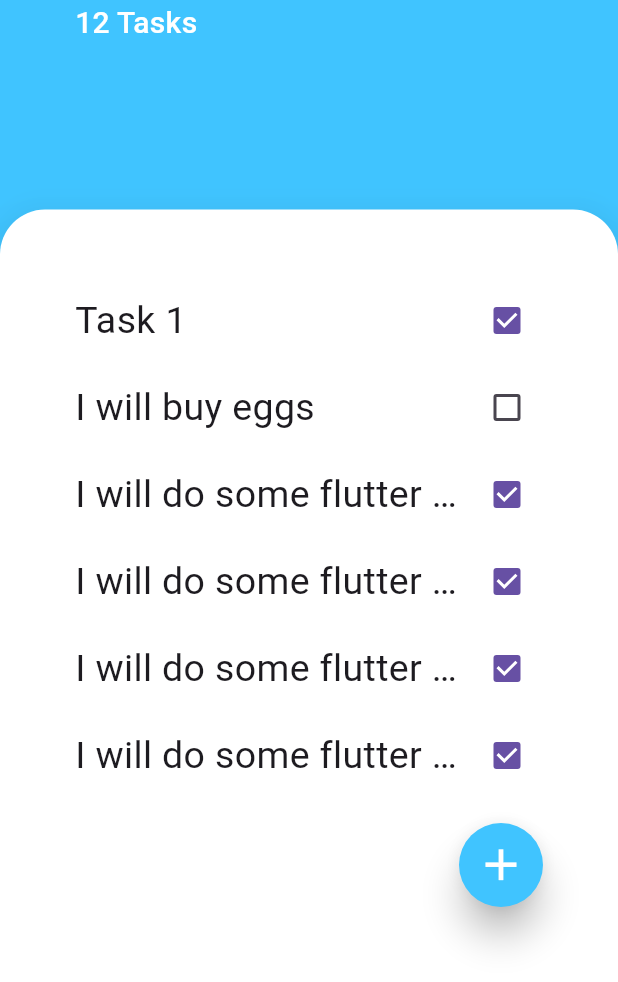
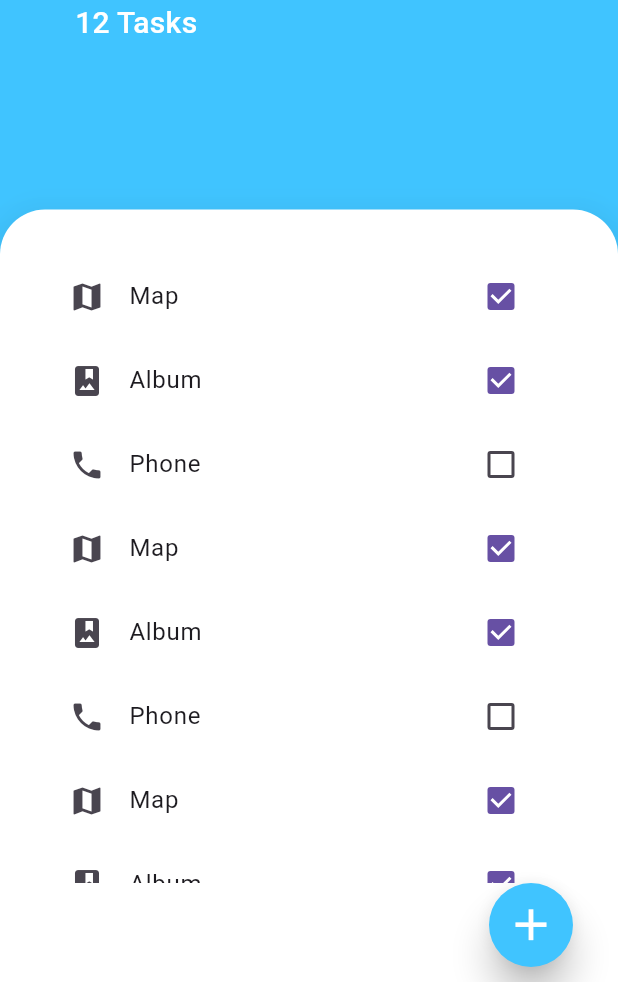
Before and after one commit to Zedestar/flutter_todo_app, a Flutter app: the screen it shows after launch, on a phone screen of 412 x 824 dp, the part 254-1236 px from its top. Run offline on Flutter 3.47's test engine with Material 3 defaults, Android fonts, the phone set to English and light mode, and no system bars.

Commit message:
Styling the message content using ListView

```diff
--- a/lib/components/task.dart
+++ b/lib/components/task_tile.dart
@@ -8,7 +8,7 @@ class Task extends StatefulWidget {
       required this.onPressingTask});
 
   final bool? isTaskChecked;
-  final String taskName;
+  final Title taskName;
   final void Function(bool?) onPressingTask;
 
   @override
@@ -18,20 +18,9 @@ class Task extends StatefulWidget {
 class _TaskState extends State<Task> {
   @override
   Widget build(BuildContext context) {
-    return Row(
-      mainAxisAlignment: MainAxisAlignment.spaceBetween,
-      children: [
-        Expanded(
-          flex: 1,
-          child: Text(
-            widget.taskName,
-            style: TextStyle(fontSize: 25.0),
-            overflow: TextOverflow.ellipsis,
-            maxLines: 1,
-          ),
-        ),
-        Checkbox(value: widget.isTaskChecked, onChanged: widget.onPressingTask),
-      ],
+    return ListTile(
+      title: widget.taskName,
+      trailing: widget.isTaskChecked,
     );
   }
 }
--- a/lib/screen/tasks_screen.dart
+++ b/lib/screen/tasks_screen.dart
@@ -1,7 +1,7 @@
 import 'package:flutter/material.dart';
 import 'package:todo_app/components/customezed_button.dart';
 import 'package:todo_app/components/expanded_widget.dart';
-import 'package:todo_app/components/task.dart';
+import 'package:todo_app/components/task_tile.dart';
 
 class TasksScreen extends StatefulWidget {
   const TasksScreen({super.key});
@@ -84,97 +84,116 @@ class _TasksScreenState extends State<TasksScreen> {
                   ),
                   color: Colors.white,
                   child: Padding(
-                    padding: const EdgeInsets.all(50.0),
+                    padding: const EdgeInsets.only(
+                      top: 30.0,
+                      left: 30,
+                      right: 30,
+                      bottom: 10,
+                    ),
                     child: Column(
                       mainAxisAlignment: MainAxisAlignment.spaceBetween,
                       children: [
                         Expanded(
                           child: ListView(
-                            children: [
-                              Task(
-                                taskName: "Task 1",
-                                isTaskChecked: true,
-                                onPressingTask: (value) {},
+                            children: <Widget>[
+                              ListTile(
+                                leading: Icon(Icons.map),
+                                title: Text('Map'),
+                                trailing: Checkbox(
+                                  value: true,
+                                  onChanged: (bool? value) {
+                                    value = false;
+                                    print("On changed button was pressed");
+                                  },
+                                ),
                               ),
-                              SizedBox(
-                                height: 10.0,
+                              ListTile(
+                                leading: Icon(Icons.photo_album),
+                                title: Text('Album'),
+                                trailing: Checkbox(
+                                  value: true,
+                                  onChanged: (onChanged) {},
+                                ),
                               ),
-                              Task(
-                                taskName: "I will buy eggs",
-                                isTaskChecked: false,
-                                onPressingTask: (value) {},
+                              ListTile(
+                                leading: Icon(Icons.phone),
+                                title: Text('Phone'),
+                                trailing: Checkbox(
+                                  value: false,
+                                  onChanged: (onChanged) {},
+                                ),
                               ),
-                              SizedBox(
-                                height: 10.0,
+                              ListTile(
+                                leading: Icon(Icons.map),
+                                title: Text('Map'),
+                                trailing: Checkbox(
+                                  value: true,
+                                  onChanged: (onChanged) {},
+                                ),
                               ),
-                              Task(
-                                taskName: "I will do some flutter project",
-                                isTaskChecked: true,
-                                onPressingTask: (value) {
-                                  print(
-                                    'The current value is  $value',
-                                  );
-                                },
+                              ListTile(
+                                leading: Icon(Icons.photo_album),
+                                title: Text('Album'),
+                                trailing: Checkbox(
+                                  value: true,
+                                  onChanged: (onChanged) {},
+                                ),
                               ),
-                              SizedBox(
-                                height: 10.0,
+                              ListTile(
+                                leading: Icon(Icons.phone),
+                                title: Text('Phone'),
+                                trailing: Checkbox(
+                                  value: false,
+                                  onChanged: (onChanged) {},
+                                ),
                               ),
-                              Task(
-                                taskName: "I will do some flutter project",
-                                isTaskChecked: true,
-                                onPressingTask: (value) {
-                                  print(
-                                    'The current value is  $value',
-                                  );
-                                },
+                              ListTile(
+                                leading: Icon(Icons.map),
+                                title: Text('Map'),
+                                trailing: Checkbox(
+                                  value: true,
+                                  onChanged: (onChanged) {},
+                                ),
                               ),
-                              SizedBox(
-                                height: 10.0,
+                              ListTile(
+                                leading: Icon(Icons.photo_album),
+                                title: Text('Album'),
+                                trailing: Checkbox(
+                                  value: true,
+                                  onChanged: (onChanged) {},
+                                ),
                               ),
-                              Task(
-                                taskName: "I will do some flutter project",
-                                isTaskChecked: true,
-                                onPressingTask: (value) {
-                                  print(
-                                    'The current value is  $value',
-                                  );
-                                },
+                              ListTile(
+                                leading: Icon(Icons.phone),
+                                title: Text('Phone'),
+                                trailing: Checkbox(
+                                  value: false,
+                                  onChanged: (onChanged) {},
+                                ),
                               ),
-                              SizedBox(
-                                height: 10.0,
+                              ListTile(
+                                leading: Icon(Icons.map),
+                                title: Text('Map'),
+                                trailing: Checkbox(
+                                  value: true,
+                                  onChanged: (onChanged) {},
+                                ),
                               ),
-                              Task(
-                                taskName: "I will do some flutter project",
-                                isTaskChecked: true,
-                                onPressingTask: (value) {
-                                  print(
-                                    'The current value is  $value',
-                                  );
-                                },
+                              ListTile(
+                                leading: Icon(Icons.photo_album),
+                                title: Text('Album'),
+                                trailing: Checkbox(
+                                  value: true,
+                                  onChanged: (onChanged) {},
+                                ),
                               ),
-                              SizedBox(
-                                height: 10.0,
-                              ),
-                              Task(
-                                taskName: "I will do some flutter project",
-                                isTaskChecked: true,
-                                onPressingTask: (value) {
-                                  print(
-                                    'The current value is  $value',
-                                  );
-                                },
-                              ),
-                              SizedBox(
-                                height: 10.0,
-                              ),
-                              Task(
-                                taskName: "I will do some flutter project",
-                                isTaskChecked: true,
-                                onPressingTask: (value) {
-                                  print(
-                                    'The current value is  $value',
-                                  );
-                                },
+                              ListTile(
+                                leading: Icon(Icons.phone),
+                                title: Text('Phone'),
+                                trailing: Checkbox(
+                                  value: false,
+                                  onChanged: (onChanged) {},
+                                ),
                               ),
                             ],
                           ),
```
